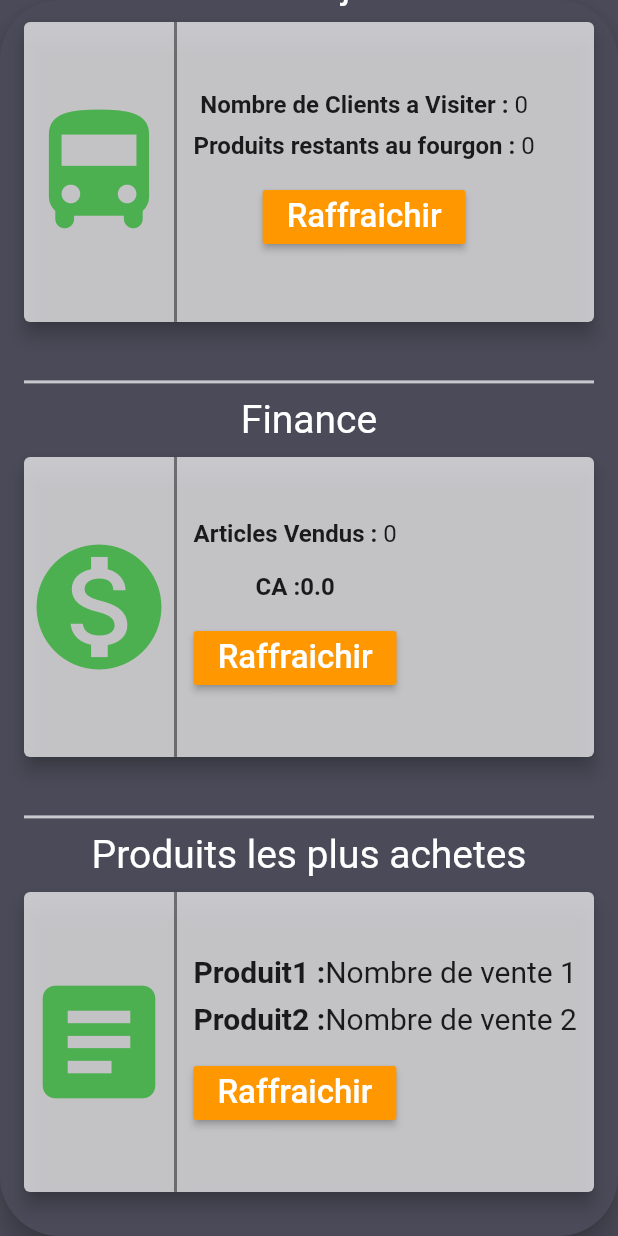
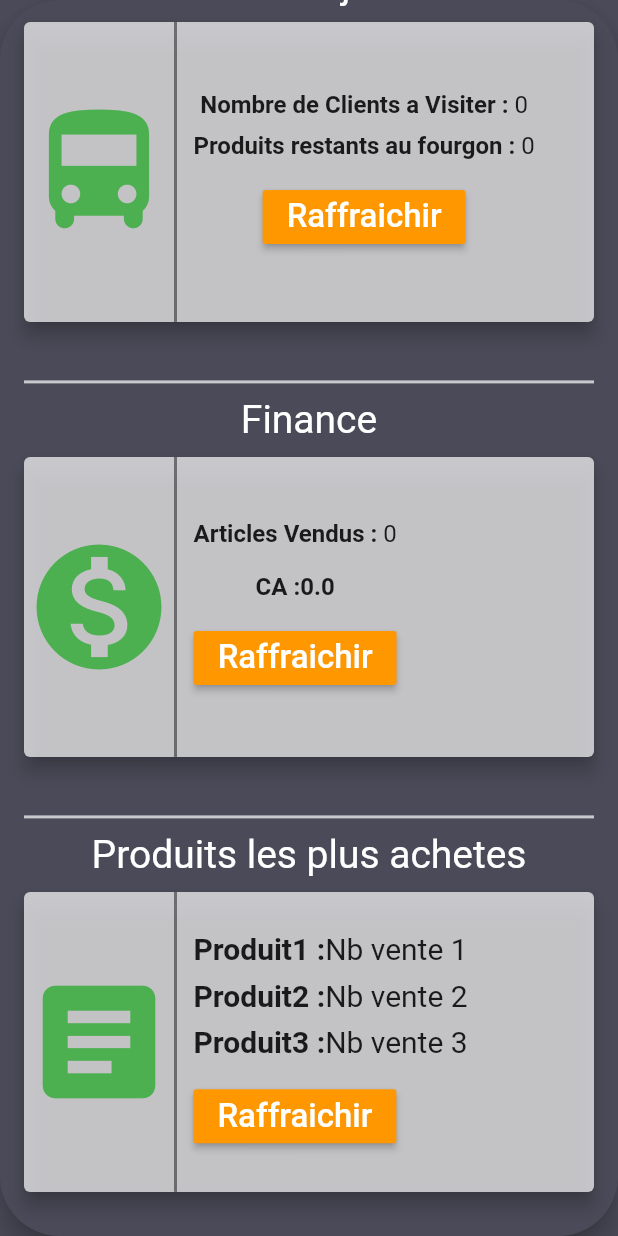
Before and after one commit to amineadmane/Stock-Sell, a Flutter app: the MenuDashboardPage screen opened by its route, scrolled down 546 dp, on a phone screen of 412 x 824 dp. Run offline on Flutter 3.47's test engine with Material 2 defaults, Android fonts, the phone set to English and light mode, and no system bars; our stand-ins replace chips_choice, cloud_firestore, firebase_auth, firebase_core, font_awesome_flutter, modal_progress_hud and 2 more; accounts and stored records are empty.

Commit message:
last changes

```diff
--- a/lib/Screens/AuthentificationScreen.dart
+++ b/lib/Screens/AuthentificationScreen.dart
@@ -113,7 +113,7 @@ class _LoginFormWidgetState extends State<LoginFormWidget> {
     return Padding(
       padding: const EdgeInsets.only(top: 40),
       child: Image.asset(
-        "assets/images/facebook.png",
+        "assets/images/Logo.jpg",
         height: 100,
         width: 100,
       ),
--- a/lib/Screens/Stockscreen.dart
+++ b/lib/Screens/Stockscreen.dart
@@ -7,6 +7,7 @@ import 'package:chips_choice/chips_choice.dart';
 import 'package:stocknsell/Components/productItem.dart';
 import 'package:stocknsell/Components/productItemfourg.dart';
 import 'package:stocknsell/Screens/Client.dart';
+import 'package:stocknsell/Screens/GestClients.dart';
 import 'package:stocknsell/Screens/Planning.dart';
 import 'package:stocknsell/Screens/historyscreen.dart';
 import 'package:stocknsell/Screens/homescreen.dart';
@@ -280,7 +281,7 @@ class _StockPageState extends State<StockPage>
                     ),
                   ),
                   onPressed: () {
-                    Navigator.pushNamed(context, Client.idd);
+                    Navigator.pushNamed(context, Clients.id);
                   },
                 ),
                 SizedBox(
--- a/lib/Screens/homescreen.dart
+++ b/lib/Screens/homescreen.dart
@@ -3,6 +3,7 @@ import 'package:cloud_firestore/cloud_firestore.dart';
 import 'package:stocknsell/Screens/Client.dart';
 import 'package:stocknsell/Screens/ClientItem.dart';
 import 'package:intl/intl.dart';
+import 'package:stocknsell/Screens/GestClients.dart';
 import 'package:stocknsell/Screens/Planning.dart';
 import 'package:stocknsell/Screens/Stockscreen.dart';
 import 'package:stocknsell/Screens/historyscreen.dart';
@@ -49,9 +50,11 @@ class _MenuDashboardPageState extends State<MenuDashboardPage>
   int _nbclientavisiter = 0;
   int _Prodrestfourgon = 0;
   String _productname1 = "Produit1";
-  String _nbvente1 = "Nombre de vente 1";
+  String _nbvente1 = "Nb vente 1";
   String _productname2 = "Produit2";
-  String _nbvente2 = "Nombre de vente 2";
+  String _nbvente2 = "Nb vente 2";
+  String _productname3 = "Produit3";
+  String _nbvente3 = "Nb vente 3";
 
   raffraichirCA(double value) {
     setState(() => _ChiffreAffaire = value);
@@ -79,6 +82,14 @@ class _MenuDashboardPageState extends State<MenuDashboardPage>
 
   raffraichirnb2(String value) {
     setState(() => _nbvente2 = value);
+  }
+
+  raffraichirprod3(String value) {
+    setState(() => _productname3 = value);
+  }
+
+  raffraichirnb3(String value) {
+    setState(() => _nbvente3 = value);
   }
 
   @override
@@ -186,7 +197,7 @@ class _MenuDashboardPageState extends State<MenuDashboardPage>
                     ),
                   ),
                   onPressed: () {
-                    Navigator.pushNamed(context, Client.idd);
+                    Navigator.pushNamed(context, Clients.id);
                   },
                 ),
                 SizedBox(
@@ -650,6 +661,21 @@ class _MenuDashboardPageState extends State<MenuDashboardPage>
                                         ),
                                       ],
                                     ),
+                                    const SizedBox(height: 8),
+                                    Row(
+                                      children: [
+                                        Text(
+                                          "$_productname3 :",
+                                          style: TextStyle(
+                                              fontSize: 20,
+                                              fontWeight: FontWeight.bold),
+                                        ),
+                                        Text(
+                                          "$_nbvente3",
+                                          style: TextStyle(fontSize: 20),
+                                        ),
+                                      ],
+                                    ),
                                     const SizedBox(height: 14),
                                     Row(
                                       mainAxisAlignment: MainAxisAlignment.end,
@@ -680,6 +706,8 @@ class _MenuDashboardPageState extends State<MenuDashboardPage>
                                               raffraichirnb1(list[1]);
                                               raffraichirprod2(list[2]);
                                               raffraichirnb2(list[3]);
+                                              raffraichirprod3(list[4]);
+                                              raffraichirnb3(list[5]);
                                             },
                                             child: const Text(
                                               'Raffraichir',
--- a/lib/Services/database.dart
+++ b/lib/Services/database.dart
@@ -194,7 +194,7 @@ class DatabaseService {
     return FirebaseFirestore.instance
         .collection('produit')
         .orderBy("nbvente", descending: true)
-        .limit(2)
+        .limit(3)
         .get();
   }
 }
```
Also changed, not shown: assets/images/Logo.jpg (added).
